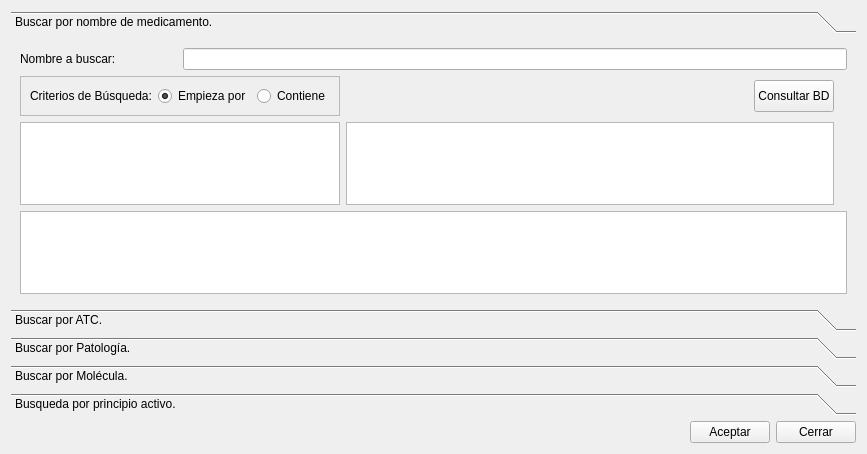
Qt form frmanadirmedicamento.ui (arcnexus/RedFoX) before a commit.
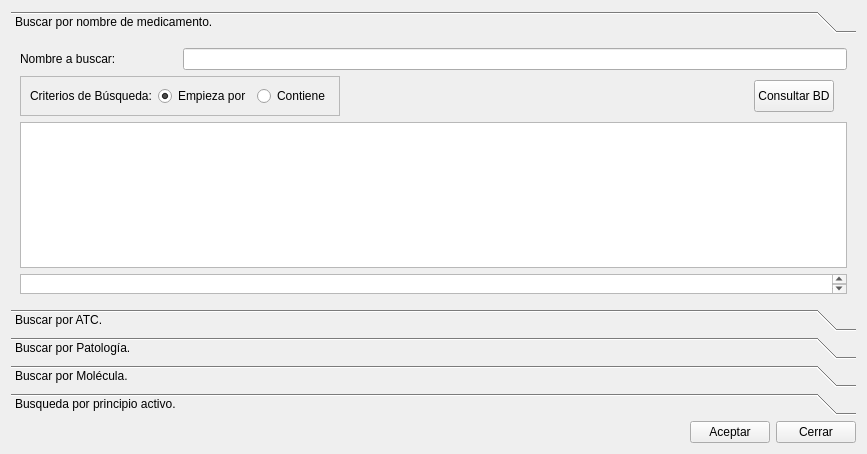
The same form after that commit. Icons and pictures are not drawn.

Commit message: CONSULTA DATOS MEDICAMENTO VADEMECUM

The edit to the form file:
```diff
--- a/frmanadirmedicamento.ui
+++ b/frmanadirmedicamento.ui
@@ -155,12 +155,16 @@
         </widget>
        </item>
        <item row="3" column="0" colspan="5">
-        <widget class="QTextEdit" name="textEdit"/>
+        <widget class="QTextEdit" name="textEdit">
+         <property name="maximumSize">
+          <size>
+           <width>16777215</width>
+           <height>20</height>
+          </size>
+         </property>
+        </widget>
        </item>
-       <item row="2" column="0" colspan="2">
-        <widget class="QListWidget" name="listamedicamentos"/>
-       </item>
-       <item row="2" column="2" colspan="2">
+       <item row="2" column="0" colspan="5">
         <widget class="QTableWidget" name="tablamedicamentos"/>
        </item>
       </layout>
```
The commit also changes 1 other file.
